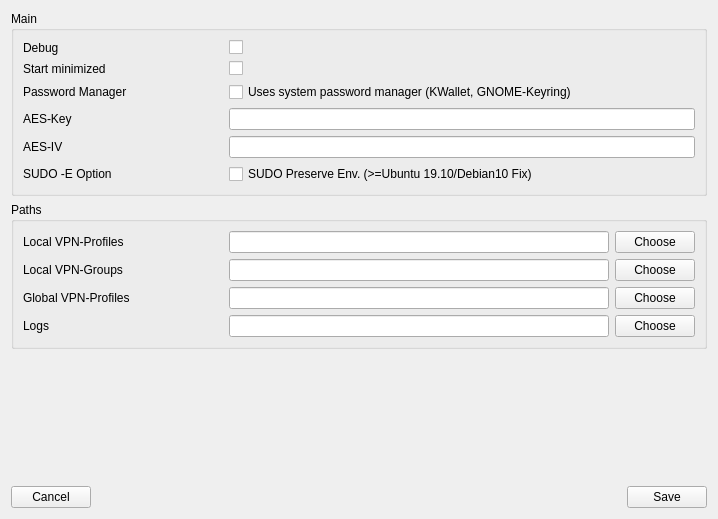
Before: the Qt Designer form openfortigui/vpnsetting.ui in theinvisible/openfortigui, drawn with Qt 5.
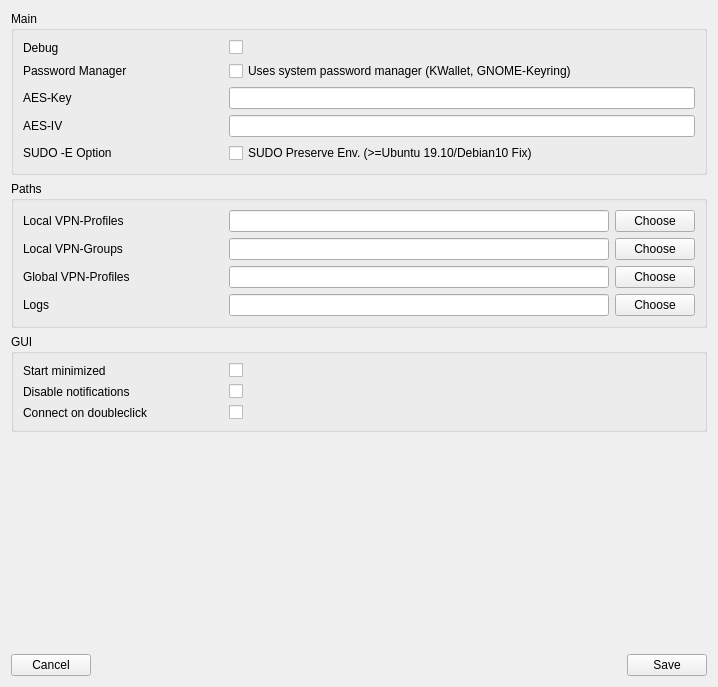
After: the same form once the commit is applied.

Commit message: Rearrange setting window, added options to disable notifications and connect on double-click, added logs action

What changed in the file:
```diff
--- a/openfortigui/vpnsetting.ui
+++ b/openfortigui/vpnsetting.ui
@@ -7,7 +7,7 @@
     <x>0</x>
     <y>0</y>
     <width>718</width>
-    <height>519</height>
+    <height>687</height>
    </rect>
   </property>
   <property name="windowTitle">
@@ -43,26 +43,6 @@
          </widget>
         </item>
         <item row="1" column="0">
-         <widget class="QLabel" name="label_7">
-          <property name="minimumSize">
-           <size>
-            <width>200</width>
-            <height>0</height>
-           </size>
-          </property>
-          <property name="text">
-           <string>Start minimized</string>
-          </property>
-         </widget>
-        </item>
-        <item row="1" column="1">
-         <widget class="QCheckBox" name="cbStartMinimized">
-          <property name="text">
-           <string/>
-          </property>
-         </widget>
-        </item>
-        <item row="2" column="0">
          <widget class="QLabel" name="label_9">
           <property name="minimumSize">
            <size>
@@ -75,7 +55,14 @@
           </property>
          </widget>
         </item>
-        <item row="3" column="0">
+        <item row="1" column="1">
+         <widget class="QCheckBox" name="cbUseSystemPasswordStore">
+          <property name="text">
+           <string>Uses system password manager (KWallet, GNOME-Keyring)</string>
+          </property>
+         </widget>
+        </item>
+        <item row="2" column="0">
          <widget class="QLabel" name="label_2">
           <property name="minimumSize">
            <size>
@@ -88,10 +75,10 @@
           </property>
          </widget>
         </item>
-        <item row="3" column="1">
+        <item row="2" column="1">
          <widget class="QLineEdit" name="leAESKey"/>
         </item>
-        <item row="4" column="0">
+        <item row="3" column="0">
          <widget class="QLabel" name="label_8">
           <property name="minimumSize">
            <size>
@@ -104,17 +91,10 @@
           </property>
          </widget>
         </item>
-        <item row="4" column="1">
+        <item row="3" column="1">
          <widget class="QLineEdit" name="leAESIV"/>
         </item>
-        <item row="2" column="1">
-         <widget class="QCheckBox" name="cbUseSystemPasswordStore">
-          <property name="text">
-           <string>Uses system password manager (KWallet, GNOME-Keyring)</string>
-          </property>
-         </widget>
-        </item>
-        <item row="5" column="0">
+        <item row="4" column="0">
          <widget class="QLabel" name="label_10">
           <property name="minimumSize">
            <size>
@@ -127,7 +107,7 @@
           </property>
          </widget>
         </item>
-        <item row="5" column="1">
+        <item row="4" column="1">
          <widget class="QCheckBox" name="cbSUDOPreserveEnv">
           <property name="text">
            <string>SUDO Preserve Env. (&gt;=Ubuntu 19.10/Debian10 Fix)</string>
@@ -260,6 +240,79 @@
      </layout>
     </widget>
    </item>
+   <item>
+    <widget class="QGroupBox" name="groupBox_3">
+     <property name="title">
+      <string>GUI</string>
+     </property>
+     <layout class="QVBoxLayout" name="verticalLayout_4">
+      <item>
+       <layout class="QFormLayout" name="formLayout_3">
+        <item row="1" column="0">
+         <widget class="QLabel" name="label_7">
+          <property name="minimumSize">
+           <size>
+            <width>200</width>
+            <height>0</height>
+           </size>
+          </property>
+          <property name="text">
+           <string>Start minimized</string>
+          </property>
+         </widget>
+        </item>
+        <item row="1" column="1">
+         <widget class="QCheckBox" name="cbStartMinimized">
+          <property name="text">
+           <string/>
+          </property>
+         </widget>
+        </item>
+        <item row="2" column="0">
+         <widget class="QLabel" name="label_11">
+          <property name="minimumSize">
+           <size>
+            <width>200</width>
+            <height>0</height>
+           </size>
+          </property>
+          <property name="text">
+           <string>Disable notifications</string>
+          </property>
+         </widget>
+        </item>
+        <item row="3" column="0">
+         <widget class="QLabel" name="label_12">
+          <property name="minimumSize">
+           <size>
+            <width>200</width>
+            <height>0</height>
+           </size>
+          </property>
+          <property name="text">
+           <string>Connect on doubleclick</string>
+          </property>
+         </widget>
+        </item>
+        <item row="2" column="1">
+         <widget class="QCheckBox" name="cbDisableNotifications">
+          <property name="text">
+           <string/>
+          </property>
+         </widget>
+        </item>
+        <item row="3" column="1">
+         <widget class="QCheckBox" name="cbConnectonDblClick">
+          <property name="text">
+           <string/>
+          </property>
+         </widget>
+        </item>
+       </layout>
+      </item>
+     </layout>
+    </widget>
+   </item>
    <item>
     <spacer name="verticalSpacer">
      <property name="orientation">
```
The commit also changes 9 other files.
